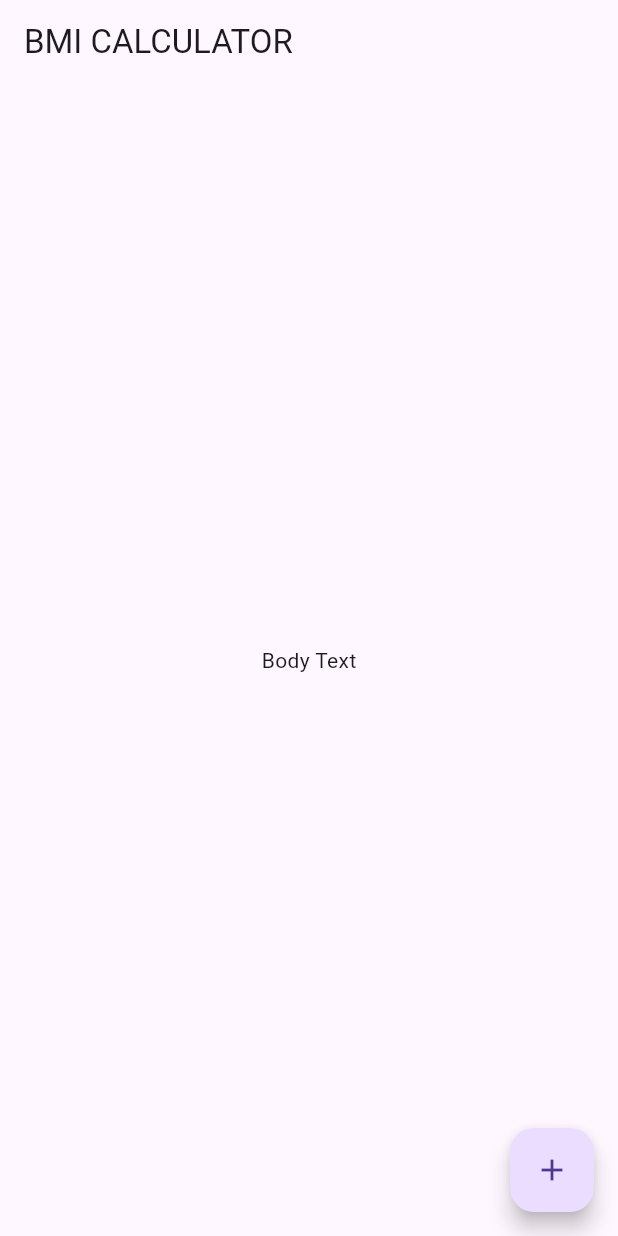
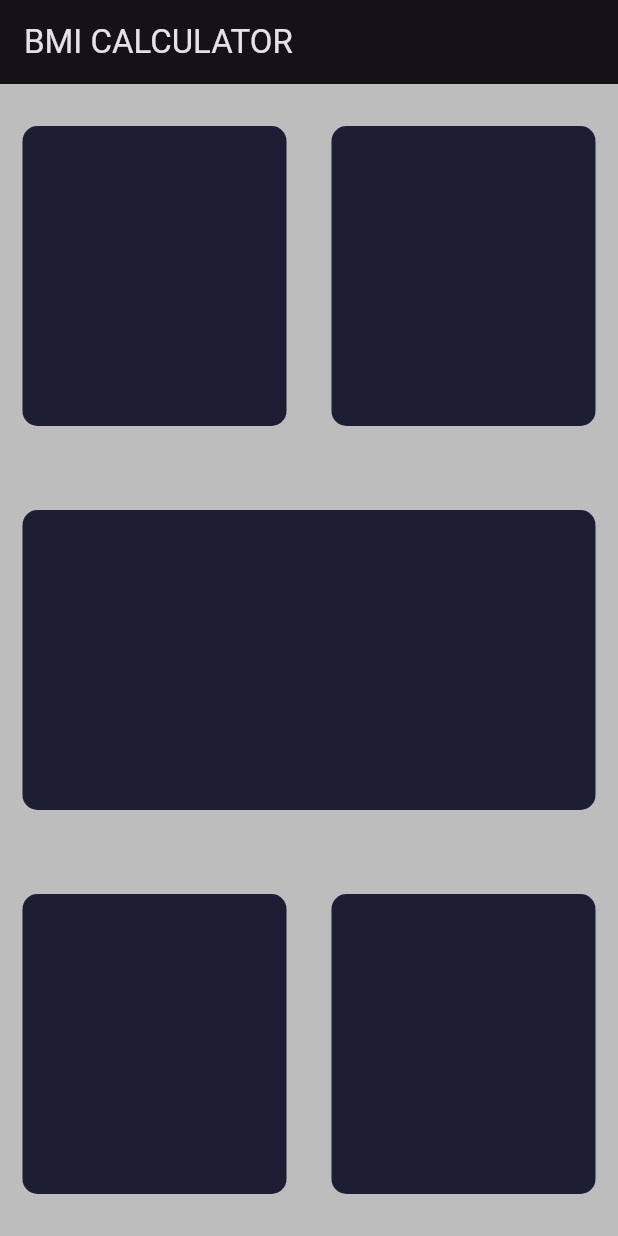
Before and after one commit to G0LD02/bmi_calculatyor_flutter, a Flutter app: the screen it shows after launch, on a phone screen of 412 x 824 dp. Run offline on Flutter 3.47's test engine with Material 3 defaults, Android fonts, the phone set to English and light mode, and no system bars.

Commit message:
add the cards

```diff
--- /dev/null
+++ b/lib/input_page.dart
@@ -0,0 +1,79 @@
+import 'package:flutter/material.dart';
+class InputPage extends StatefulWidget {
+  @override
+  _InputPageState createState() => _InputPageState();
+}
+
+class _InputPageState extends State<InputPage> {
+  @override
+  Widget build(BuildContext context) {
+    return Scaffold(
+      appBar: AppBar(
+        title: Text('BMI CALCULATOR'),
+      ),
+      body: Column(
+        children: [
+          Expanded(child:
+            Row(
+              children: [
+                Expanded(child: ReusableCard(
+                  Color(0xFF1D1E33),
+                ),),
+                Expanded(child: ReusableCard(
+                  Color(0xFF1D1E33),
+                ),),
+
+              ],
+            )
+          ),
+          Expanded(child:
+            Row(
+            children: [
+              Expanded(child:
+              ReusableCard(
+                Color(0xFF1D1E33),
+              ),
+              ),
+            ],
+           ),
+          ),
+          Expanded(child:
+          Row(
+            children: [
+              Expanded(child:
+                ReusableCard(
+                  Color(0xFF1D1E33),
+                ),
+              ),
+              Expanded(child:
+                ReusableCard(
+                  Color(0xFF1D1E33),
+                ),
+              ),
+            ],
+          )
+          ),
+        ],
+      )
+    );
+  }
+}
+
+class ReusableCard extends StatelessWidget {
+  final Color cardColor;
+
+  ReusableCard (this.cardColor);
+
+  @override
+  Widget build(BuildContext context) {
+    return Container(
+      margin: EdgeInsets.all(15.0),
+      decoration: BoxDecoration(
+        color: cardColor,
+        borderRadius: BorderRadius.circular(10.0),
+      ),
+      height: 200.0,
+      width: 170,
+    );
+  }
+}
--- a/lib/main.dart
+++ b/lib/main.dart
@@ -1,4 +1,5 @@
 import 'package:flutter/material.dart';
+import 'input_page.dart';
 
 void main() => runApp(BMICalculator());
 
@@ -6,29 +7,10 @@ class BMICalculator extends StatelessWidget {
   @override
   Widget build(BuildContext context) {
     return MaterialApp(
+      theme: ThemeData.dark().copyWith(
+        scaffoldBackgroundColor: Colors.black26,
+      ),
       home: InputPage(),
     );
   }
 }
-
-class InputPage extends StatefulWidget {
-  @override
-  _InputPageState createState() => _InputPageState();
-}
-
-class _InputPageState extends State<InputPage> {
-  @override
-  Widget build(BuildContext context) {
-    return Scaffold(
-      appBar: AppBar(
-        title: Text('BMI CALCULATOR'),
-      ),
-      body: Center(
-        child: Text('Body Text'),
-      ),
-      floatingActionButton: FloatingActionButton(
-        child: Icon(Icons.add),
-      ),
-    );
-  }
-}
```
